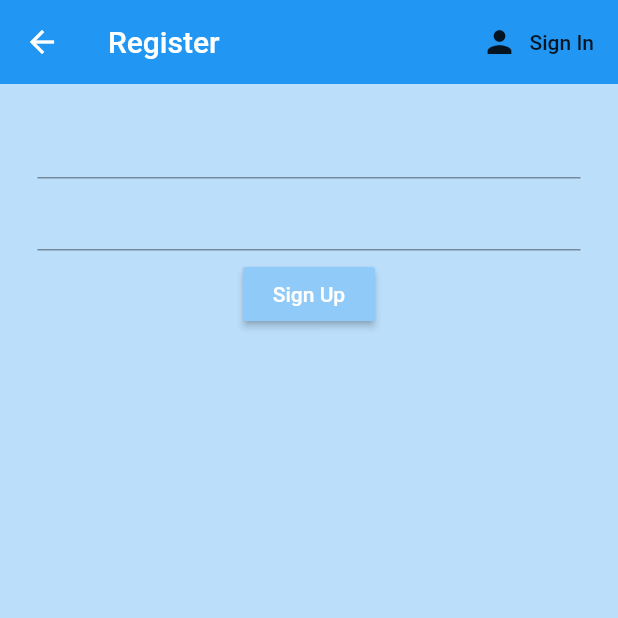
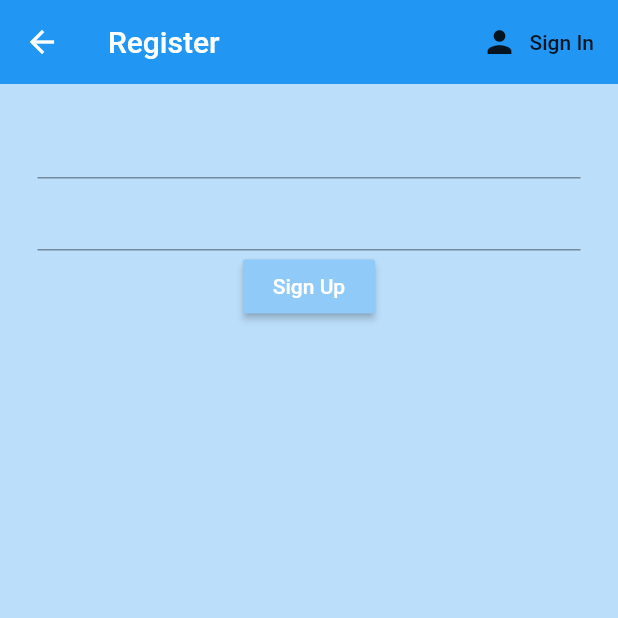
Before and after one commit to GittieLabs/lovebank-frontend, a Flutter app: the Register screen opened directly, on a phone screen of 412 x 824 dp, the top half of it. Run offline on Flutter 3.47's test engine with Material 2 defaults, Android fonts, the phone set to English and light mode, and no system bars; our stand-ins replace firebase_auth; accounts and stored records are empty.

```diff
--- a/flutter_lovebank/lib/screens/authenticate/register.dart
+++ b/flutter_lovebank/lib/screens/authenticate/register.dart
@@ -59,7 +59,7 @@ class _RegisterState extends State<Register> {
                   setState(()=>password = val);
                 }
               ),
-              SizedBox(height: 5.0),
+              // SizedBox(height: 1.0),
               RaisedButton(
                 color: Colors.blue[200],
                 child: Text(
@@ -75,7 +75,7 @@ class _RegisterState extends State<Register> {
                   }
                 }
               ),
-              SizedBox(height: 1.0),
+              // SizedBox(height: 1.0),
               Text(
                 error,
                 style: TextStyle(color: Colors.red, fontSize:10)
```
